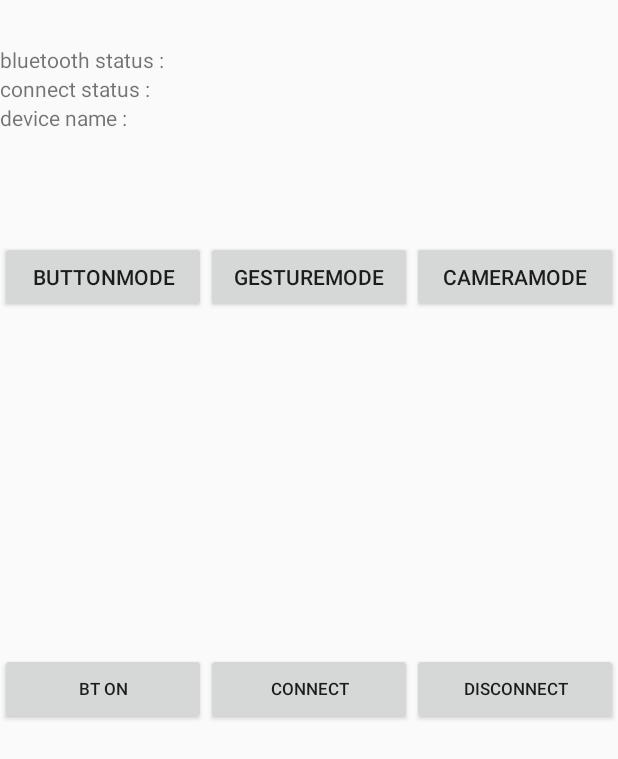
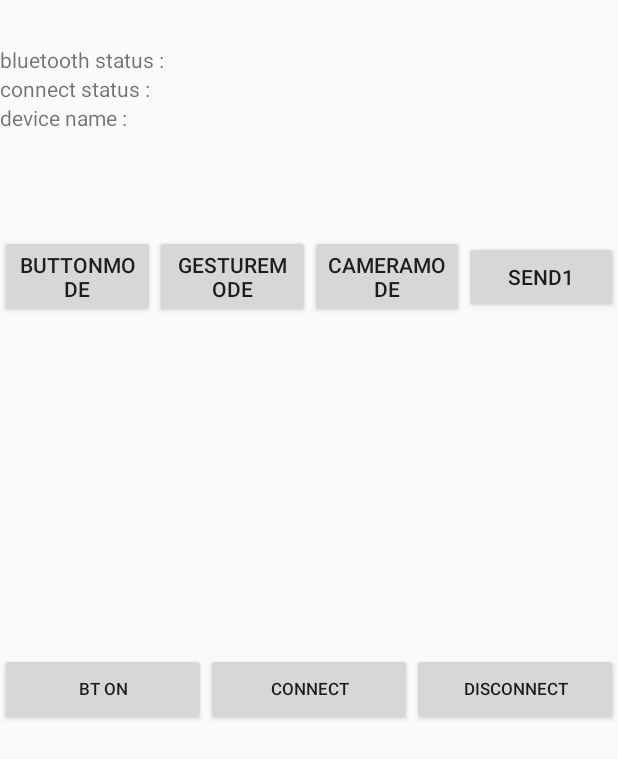
Before and after one commit to woomurf/2018-OpenSource-Project-Robo-Hand, an Android app: the layout btsetting_activity.xml on its own in the app's theme, with its tools: preview values and no code run, on a phone screen of 412 x 824 dp. Shown: the top 759 px of the screen. Run offline under Robolectric (Android 15) with nearby library versions, the phone set to English and light mode, and no system bars.

Commit message:
bt activity에 test 버튼 추가

```diff
--- a/Robohand/app/src/main/res/layout/btsetting_activity.xml
+++ b/Robohand/app/src/main/res/layout/btsetting_activity.xml
@@ -94,7 +94,12 @@
             android:layout_height="wrap_content"
             android:layout_weight="1"
             android:text="CameraMode" />
-
+        <Button
+            android:id="@+id/btn_test"
+            android:layout_width="match_parent"
+            android:layout_height="wrap_content"
+            android:layout_weight="1"
+            android:text="send1" />
 
     </LinearLayout>
 
```
Also changed, not shown: Robohand/app/src/main/java/com/example/hw/robohand/bluetoothsetting.java (+11 -0 lines).
